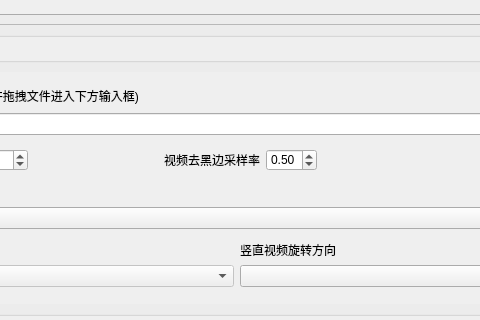
Before: the Qt Designer form assets/ui/home_page.ui in 271374667/VideoFusion, drawn with Qt 5; both pictures show x 129 to 609 and y 197 to 517 of the 732 by 866 pixel window.
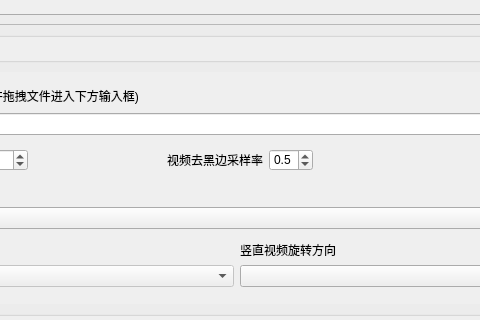
After: the same form once the commit is applied. Custom widgets are drawn as their Qt base class.

Commit message: Feature: ffmpeg运行命令的时候会先进行命令检查以及文件检查 Feature: 使用float代替原本的int让目前的视频能够更加接近真实视频时间(可能依旧会有细微区别) Feature: 现在会自动删除处理过程中产生的音频文件和视频文件 Dependence: 现在程序将会内置ffmpeg,并修改了程序内所有使用ffmpeg的地方 Ui: 现在的命令行替换成了更加醒目的白色背景 Modify: 因为内部问题现在不再支持2位数采样值，目前仅能选择一位小数 Fix: 修复了ffmpeg命令调用时报错不跳出的bug Fix: 修复了错误的路径会导致程序卡死的bug Fix: 修复了合并音频的时候会导致程序卡死的bug Fix: 修复了因为非阻塞问题导致的程序删除正在使用的音频文件从而报错的bug Fix: 修复了因为异常中文路径导致合并音频和提取音频会报错的bug Fix: 修复了进度条可能会超过最大值的bug Fix: 修复了txt内视频路径文件不是有效的文件路径从而导致程序报错的bug,现在会先检查路径是否有效,如果非有效则不会进行处理 Style: 为ffmpeg增加了更多的log记录点(因为python调用ffmpeg容易报错) Optimization: 使用for循环代替while循环读取视频,速度更快,省去了变量记录当前帧数

Diff of the .ui file:
```diff
--- a/assets/ui/home_page.ui
+++ b/assets/ui/home_page.ui
@@ -276,6 +276,9 @@
                 <property name="toolTip">
                  <string>&lt;html&gt;&lt;head/&gt;&lt;body&gt;&lt;p&gt;&lt;span style=&quot; font-weight:700;&quot;&gt;软件采用自研去黑边算法，自动识别并去除边角Logo，字幕，动态图标等，能精准获取主体画面&lt;/span&gt;，相比传统算法提取主体画面的速度&lt;span style=&quot; font-weight:700;&quot;&gt;提高5倍以上&lt;/span&gt;(霍夫,非极大值抑制)&lt;/p&gt;&lt;p&gt;&lt;br/&gt;&lt;/p&gt;&lt;p&gt;该取值是从画面中进行采样的比例,0表示完全关闭去黑边功能,1表示去黑边功能最大化,适合您的视频较暗或者边缘未能完全去除的情况，数值越大去黑边效果越好，速度越慢&lt;/p&gt;&lt;/body&gt;&lt;/html&gt;</string>
                 </property>
+                <property name="decimals">
+                 <number>1</number>
+                </property>
                 <property name="maximum">
                  <double>1.000000000000000</double>
                 </property>
```
Left out of the diff: 2 changed lines with no effect on the pictures. The commit also changes 5 other files.
